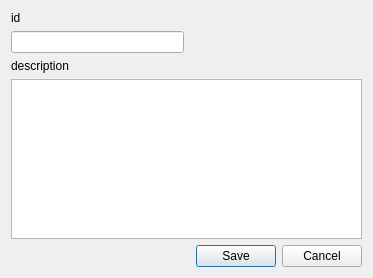
The window that conf/catalogs/books/form.ui (warvariuc/wic) describes before a commit, drawn with Qt 5.
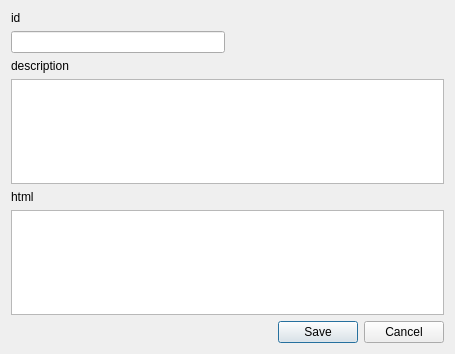
The same window after the commit.

```diff
--- a/conf/catalogs/books/form.ui
+++ b/conf/catalogs/books/form.ui
@@ -6,8 +6,8 @@
    <rect>
     <x>0</x>
     <y>0</y>
-    <width>373</width>
-    <height>278</height>
+    <width>455</width>
+    <height>354</height>
    </rect>
   </property>
   <property name="sizePolicy">
@@ -46,7 +46,17 @@
    <item row="3" column="0" colspan="2">
     <widget class="QTextEdit" name="description"/>
    </item>
-   <item row="4" column="1">
+   <item row="4" column="0">
+    <widget class="QLabel" name="label_3">
+     <property name="text">
+      <string>html</string>
+     </property>
+    </widget>
+   </item>
+   <item row="5" column="0" colspan="2">
+    <widget class="QPlainTextEdit" name="descriptionSource"/>
+   </item>
+   <item row="6" column="1">
     <widget class="QDialogButtonBox" name="buttonBox">
      <property name="standardButtons">
       <set>QDialogButtonBox::Cancel|QDialogButtonBox::Save</set>
```
